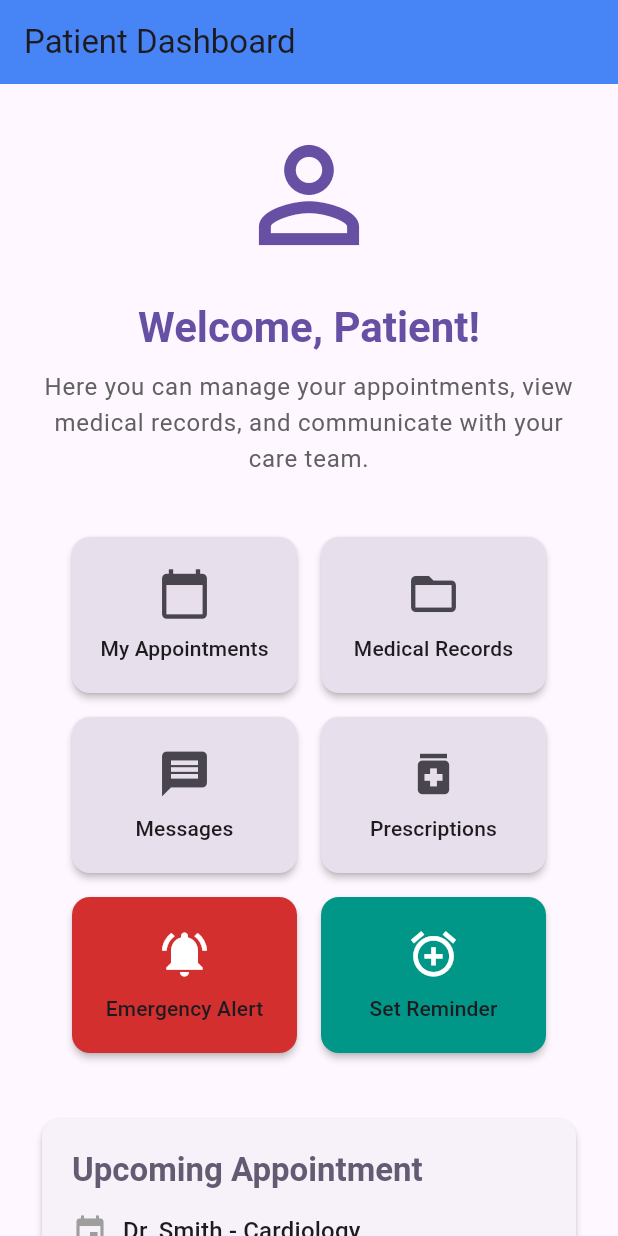
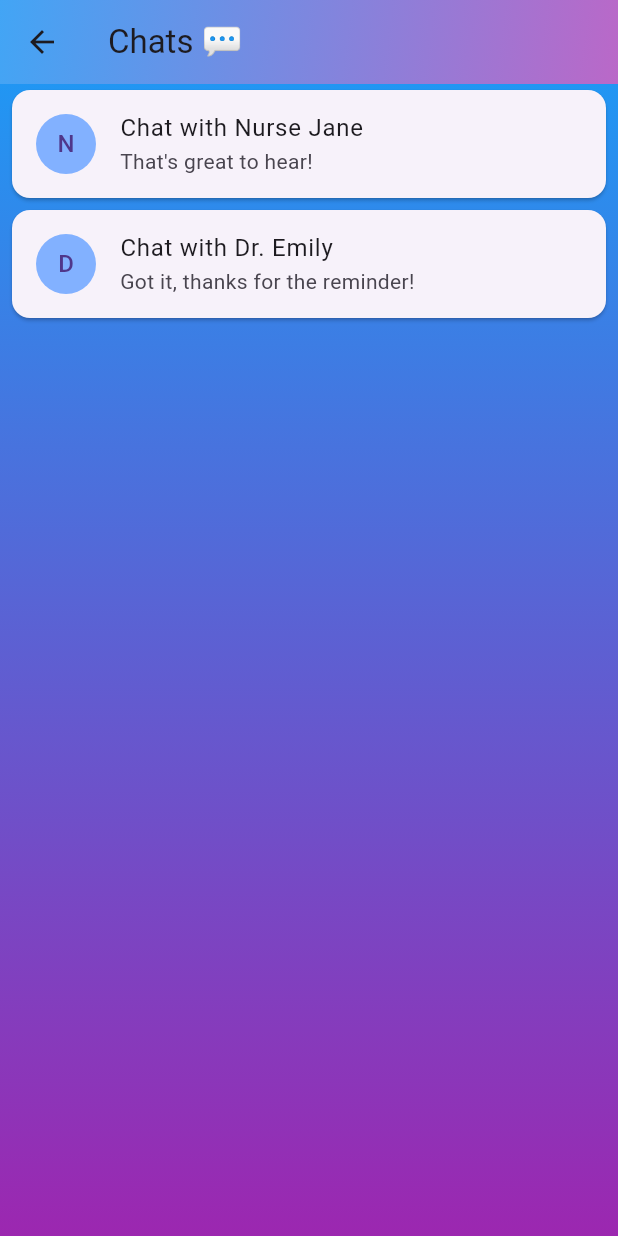
Before and after one commit to valedepact/care_flow, a Flutter app: the PatientDashboardPage screen opened directly, after a tap on "Messages", on a phone screen of 412 x 824 dp. Run offline on Flutter 3.47's test engine with Material 3 defaults, Android fonts, the phone set to English and light mode, and no system bars; network calls fail.

Commit message:
added messaging page due to merge conflict from jonan's page

```diff
--- /dev/null
+++ b/lib/screens/messaging_page.dart
@@ -0,0 +1,351 @@
+import 'package:flutter/material.dart';
+
+// --- Dummy Data and Logic (No Firebase for now) ---
+// In a real application, this data would come from a backend.
+
+// Simulate current user
+const String _currentUserId = 'current_user_id_123';
+const String _currentUserRole = 'patient'; // Can be 'patient', 'nurse', 'doctor'
+
+// Simulate user names for display
+Map<String, String> _dummyUserNames = {
+  'current_user_id_123': 'You',
+  'nurse_id_456': 'Nurse Jane',
+  'patient_id_789': 'Patient John',
+  'doctor_id_012': 'Dr. Emily',
+};
+
+// Simulate chat relationships based on roles
+List<Map<String, dynamic>> _dummyChatData = [
+  {
+    'chatId': 'chat_1_nurse_patient',
+    'participants': ['current_user_id_123', 'nurse_id_456'],
+    'lastMessage': 'Hello, how are you feeling today?',
+    'lastMessageIsImage': false,
+  },
+  {
+    'chatId': 'chat_2_patient_doctor',
+    'participants': ['current_user_id_123', 'doctor_id_012'],
+    'lastMessage': 'Remember your appointment tomorrow.',
+    'lastMessageIsImage': false,
+  },
+  // Add more dummy chats as needed
+];
+
+// Simulate messages within a chat
+Map<String, List<Map<String, dynamic>>> _dummyMessages = {
+  'chat_1_nurse_patient': [
+    {'senderId': 'nurse_id_456', 'text': 'Hello, how are you feeling today?', 'timestamp': DateTime.now().subtract(Duration(minutes: 5))},
+    {'senderId': 'current_user_id_123', 'text': 'I am feeling much better, thank you!', 'timestamp': DateTime.now().subtract(Duration(minutes: 3))},
+    {'senderId': 'nurse_id_456', 'text': 'That\'s great to hear!', 'timestamp': DateTime.now().subtract(Duration(minutes: 1))},
+  ],
+  'chat_2_patient_doctor': [
+    {'senderId': 'doctor_id_012', 'text': 'Remember your appointment tomorrow at 10 AM.', 'timestamp': DateTime.now().subtract(Duration(hours: 2))},
+    {'senderId': 'current_user_id_123', 'text': 'Got it, thanks for the reminder!', 'timestamp': DateTime.now().subtract(Duration(hours: 1))},
+  ],
+};
+
+// --- End Dummy Data ---
+
+// Helper widget for AppBar gradient - moved outside of any specific class
+class _AppBarGradient extends StatelessWidget {
+  const _AppBarGradient({Key? key}) : super(key: key);
+
+  @override
+  Widget build(BuildContext context) {
+    return Container(
+      decoration: BoxDecoration(
+        gradient: LinearGradient(
+          colors: [Colors.blue.shade400, Colors.purple.shade300],
+          begin: Alignment.topLeft,
+          end: Alignment.bottomRight,
+        ),
+      ),
+    );
+  }
+}
+
+// ChatListPage: Displays a list of ongoing conversations
+class ChatListPage extends StatelessWidget {
+  const ChatListPage({super.key});
+
+  // Dummy function to get user name
+  String _getDummyUserName(String uid) {
+    return _dummyUserNames[uid] ?? 'Unknown User';
+  }
+
+  // Dummy function to get user role
+  String _getDummyUserRole(String uid) {
+    // In a real app, this would be fetched from auth or user profile
+    return _currentUserRole; // For simplicity, assume current user's role
+  }
+
+  // Dummy function to determine allowed chat user IDs based on role
+  List<String> _getDummyAllowedChatUserIds(String currentUserId, String role) {
+    List<String> allowed = [];
+    if (role == 'patient') {
+      // Patient can chat with their nurse and doctor (dummy IDs)
+      allowed.add('nurse_id_456');
+      allowed.add('doctor_id_012');
+    } else if (role == 'nurse') {
+      // Nurse can chat with patients (dummy IDs)
+      allowed.add('patient_id_789');
+    }
+    // Add logic for 'doctor' role if needed
+    return allowed;
+  }
+
+  // Dummy function to get the last message for preview
+  String _getDummyLastMessage(String chatId) {
+    final messages = _dummyMessages[chatId];
+    if (messages != null && messages.isNotEmpty) {
+      final lastMsg = messages.last; // Assuming last message is the most recent
+      if (lastMsg.containsKey('imageUrl')) {
+        return '[Image]';
+      }
+      return lastMsg['text'] ?? '';
+    }
+    return '';
+  }
+
+  @override
+  Widget build(BuildContext context) {
+    // Simulate current user being logged in
+    final currentUserId = _currentUserId;
+    final userRole = _getDummyUserRole(currentUserId);
+    final allowedUserIds = _getDummyAllowedChatUserIds(currentUserId, userRole);
+
+    // Filter dummy chats to only show those with allowed participants
+    final filteredChats = _dummyChatData.where((chat) {
+      final participants = List<String>.from(chat['participants']);
+      return participants.contains(currentUserId) &&
+          participants.any((id) => id != currentUserId && allowedUserIds.contains(id));
+    }).toList();
+
+    if (filteredChats.isEmpty) {
+      return Scaffold(
+        appBar: AppBar(
+          title: Text('Chats 💬'),
+          flexibleSpace: _AppBarGradient(), // Use the new widget
+        ),
+        body: Center(child: Text('You have no conversations yet. Start a new chat!')),
+      );
+    }
+
+    return Scaffold(
+      appBar: AppBar(
+        title: const Text('Chats 💬'),
+        flexibleSpace: const _AppBarGradient(), // Use the new widget
+      ),
+      body: Container(
+        decoration: const BoxDecoration(
+          gradient: LinearGradient(
+            colors: [Colors.blue, Colors.purple],
+            begin: Alignment.topCenter,
+            end: Alignment.bottomCenter,
+          ),
+        ),
+        child: ListView.builder(
+          itemCount: filteredChats.length,
+          itemBuilder: (context, index) {
+            final chat = filteredChats[index];
+            final participants = List<String>.from(chat['participants']);
+            final otherUserId = participants.firstWhere((id) => id != currentUserId);
+            final userName = _getDummyUserName(otherUserId);
+            final preview = _getDummyLastMessage(chat['chatId']);
+
+            return Card(
+              margin: const EdgeInsets.symmetric(horizontal: 8, vertical: 4),
+              elevation: 1,
+              shape: RoundedRectangleBorder(
+                borderRadius: BorderRadius.circular(12),
+              ),
+              child: ListTile(
+                leading: CircleAvatar(
+                  backgroundColor: Colors.blueAccent.shade100,
+                  child: Text(userName.isNotEmpty ? userName[0].toUpperCase() : '?'),
+                ),
+                title: Text('Chat with $userName'),
+                subtitle: Text(preview, maxLines: 1, overflow: TextOverflow.ellipsis),
+                onTap: () {
+                  // Navigate to the specific chat screen
+                  Navigator.push(
+                    context,
+                    MaterialPageRoute(
+                      builder: (_) => ChatScreen(
+                        chatId: chat['chatId'],
+                        recipientUid: otherUserId,
+                        recipientName: userName,
+                      ),
+                    ),
+                  );
+                },
+              ),
+            );
+          },
+        ),
+      ),
+    );
+  }
+}
+
+// ChatScreen: Displays the actual conversation with a specific user
+class ChatScreen extends StatefulWidget {
+  final String chatId;
+  final String recipientUid;
+  final String recipientName;
+
+  const ChatScreen({
+    super.key,
+    required this.chatId,
+    required this.recipientUid,
+    required this.recipientName,
+  });
+
+  @override
+  State<ChatScreen> createState() => _ChatScreenState();
+}
+
+class _ChatScreenState extends State<ChatScreen> {
+  final TextEditingController _messageController = TextEditingController();
+  final ScrollController _scrollController = ScrollController();
+
+  // Local list to simulate messages for the current chat
+  List<Map<String, dynamic>> _currentChatMessages = [];
+
+  @override
+  void initState() {
+    super.initState();
+    // Initialize messages for the current chat from dummy data
+    _currentChatMessages = List.from(_dummyMessages[widget.chatId] ?? []);
+    // Sort messages by timestamp (oldest first for display, then reverse for ListView.builder)
+    _currentChatMessages.sort((a, b) => (a['timestamp'] as DateTime).compareTo(b['timestamp'] as DateTime));
+  }
+
+  @override
+  void dispose() {
+    _messageController.dispose();
+    _scrollController.dispose();
+    super.dispose();
+  }
+
+  // Simulates sending a message (text only for now)
+  void _sendMessage({String? text}) {
+    if (text == null || text.trim().isEmpty) return;
+
+    final currentUserUid = _currentUserId; // Use dummy current user ID
+
+    final messageData = {
+      'senderId': currentUserUid,
+      'text': text.trim(),
+      'timestamp': DateTime.now(), // Use current time for timestamp
+    };
+
+    setState(() {
+      _currentChatMessages.add(messageData); // Add new message to local list
+    });
+
+    _messageController.clear(); // Clear input field
+    // Scroll to the bottom (most recent message)
+    WidgetsBinding.instance.addPostFrameCallback((_) {
+      _scrollController.animateTo(
+        0.0, // Scroll to the top (because ListView is reversed)
+        duration: const Duration(milliseconds: 300),
+        curve: Curves.easeOut,
+      );
+    });
+  }
+
+  @override
+  Widget build(BuildContext context) {
+    final currentUserUid = _currentUserId; // Use dummy current user ID
+
+    return Scaffold(
+      appBar: AppBar(
+        title: Text('Chat with ${widget.recipientName}'),
+        flexibleSpace: const _AppBarGradient(), // Use the new widget
+      ),
+      body: Container(
+        decoration: BoxDecoration(
+          gradient: LinearGradient(
+            colors: [Colors.blue.shade50, Colors.purple.shade50],
+            begin: Alignment.topCenter,
+            end: Alignment.bottomCenter,
+          ),
+        ),
+        child: Column(
+          children: [
+            Expanded(
+              child: ListView.builder(
+                controller: _scrollController,
+                reverse: true, // Show most recent messages at the bottom
+                itemCount: _currentChatMessages.length,
+                itemBuilder: (context, index) {
+                  // Access messages in reverse order to show newest at bottom
+                  final msg = _currentChatMessages[_currentChatMessages.length - 1 - index];
+                  final isMe = msg['senderId'] == currentUserUid; // Check if message is from current user
+                  return Align(
+                    alignment: isMe ? Alignment.centerRight : Alignment.centerLeft,
+                    child: Container(
+                      margin: const EdgeInsets.symmetric(horizontal: 12, vertical: 4),
+                      padding: const EdgeInsets.all(12),
+                      decoration: BoxDecoration(
+                        color: isMe ? Colors.blueAccent.withOpacity(0.9) : Colors.grey[300]!.withOpacity(0.9),
+                        borderRadius: BorderRadius.only(
+                          topLeft: const Radius.circular(20),
+                          topRight: const Radius.circular(20),
+                          bottomLeft: isMe ? const Radius.circular(20) : const Radius.circular(0),
+                          bottomRight: isMe ? const Radius.circular(0) : const Radius.circular(20),
+                        ),
+                      ),
+                      child: Text(
+                        msg['text'] ?? '', // Display text
+                        style: TextStyle(
+                          color: isMe ? Colors.white : Colors.black,
+                          fontSize: 16,
+                        ),
+                      ),
+                    ),
+                  );
+                },
+              ),
+            ),
+            Padding(
+              padding: const EdgeInsets.all(8.0),
+              child: Row(
+                children: [
+                  // Image picking button removed as Firebase Storage is not used
+                  Expanded(
+                    child: TextField(
+                      controller: _messageController,
+                      decoration: InputDecoration(
+                        hintText: 'Type a message... ✍️',
+                        border: OutlineInputBorder(
+                          borderRadius: BorderRadius.circular(20),
+                          borderSide: BorderSide.none,
+                        ),
+                        filled: true,
+                        fillColor: Colors.grey[200],
+                        contentPadding: const EdgeInsets.symmetric(horizontal: 16, vertical: 12),
+                      ),
+                      textInputAction: TextInputAction.send,
+                      onSubmitted: (_) => _sendMessage(text: _messageController.text.trim()), // Send on enter
+                    ),
+                  ),
+                  const SizedBox(width: 8),
+                  CircleAvatar(
+                    backgroundColor: Colors.blue,
+                    child: IconButton(
+                      icon: const Icon(Icons.send, color: Colors.white),
+                      onPressed: () => _sendMessage(text: _messageController.text.trim()), // Send on button tap
+                    ),
+                  ),
+                ],
+              ),
+            )
+          ],
+        ),
+      ),
+    );
+  }
+}
--- a/lib/screens/patient_dashboard_page.dart
+++ b/lib/screens/patient_dashboard_page.dart
@@ -1,6 +1,7 @@
 import 'package:flutter/material.dart';
 import 'package:care_flow/screens/emergency_alerts_page.dart'; // Import the EmergencyAlertsPage
 import 'package:care_flow/screens/alert_page.dart'; // Import the revamped AlertsPage
+import 'package:care_flow/screens/messaging_page.dart'; // Import the MessagingPage (ChatListPage)
 
 class PatientDashboardPage extends StatelessWidget {
   const PatientDashboardPage({super.key});
@@ -77,8 +78,12 @@ class PatientDashboardPage extends StatelessWidget {
                     icon: Icons.message,
                     label: 'Messages',
                     onPressed: () {
-                      // Navigate to messages page
-                      print('Messages pressed');
+                      // Navigate to the ChatListPage
+                      Navigator.push(
+                        context,
+                        MaterialPageRoute(builder: (context) => const ChatListPage()),
+                      );
+                      print('Messages pressed - Navigating to chat list');
                     },
                   ),
                   _buildDashboardButton(
```
Also changed, not shown: lib/screens/nurse_dashboard_board.dart (+15 -3 lines).
